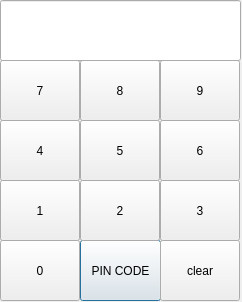
Old version of the form frontend/pincodedll/pincode.ui in the repository JnsRdnp/ATM-Simulator.
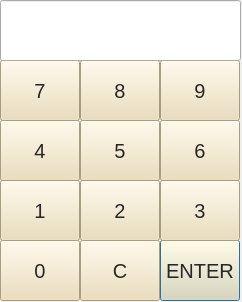
New version of the form.

What changed in the file:
```diff
--- a/frontend/pincodedll/pincode.ui
+++ b/frontend/pincodedll/pincode.ui
@@ -13,17 +13,37 @@
   <property name="windowTitle">
    <string>Dialog</string>
   </property>
+  <property name="styleSheet">
+   <string notr="true">backgroun {
+	background-color: #EBDBB2;
+}</string>
+  </property>
   <widget class="QPushButton" name="btnPin">
    <property name="geometry">
     <rect>
-     <x>80</x>
+     <x>160</x>
      <y>240</y>
-     <width>81</width>
+     <width>80</width>
      <height>61</height>
     </rect>
    </property>
+   <property name="styleSheet">
+    <string notr="true">QPushButton {
+background-color: #EBDBB2;
+font-size:20px;
+color: #282828;
+
+}
+
+QPushButton:hover {
+background: qradialgradient(
+cx: 0.3, cy: -0.4, fx: 0.3, fy: -0.4,
+radius: 1.35, stop: 0 #fff, stop: 1 #bbb
+);
+}</string>
+   </property>
    <property name="text">
-    <string>PIN CODE</string>
+    <string>ENTER</string>
    </property>
   </widget>
   <widget class="QPushButton" name="pushButton_1">
@@ -35,6 +55,21 @@
      <height>61</height>
     </rect>
    </property>
+   <property name="styleSheet">
+    <string notr="true">QPushButton {
+background-color: #EBDBB2;
+font-size:20px;
+color: #282828;
+
+}
+
+QPushButton:hover {
+background: qradialgradient(
+cx: 0.3, cy: -0.4, fx: 0.3, fy: -0.4,
+radius: 1.35, stop: 0 #fff, stop: 1 #bbb
+);
+}</string>
+   </property>
    <property name="text">
     <string>1</string>
    </property>
@@ -48,6 +83,21 @@
      <height>61</height>
     </rect>
    </property>
+   <property name="styleSheet">
+    <string notr="true">QPushButton {
+background-color: #EBDBB2;
+font-size:20px;
+color: #282828;
+
+}
+
+QPushButton:hover {
+background: qradialgradient(
+cx: 0.3, cy: -0.4, fx: 0.3, fy: -0.4,
+radius: 1.35, stop: 0 #fff, stop: 1 #bbb
+);
+}</string>
+   </property>
    <property name="text">
     <string>2</string>
    </property>
@@ -61,6 +111,21 @@
      <height>61</height>
     </rect>
    </property>
+   <property name="styleSheet">
+    <string notr="true">QPushButton {
+background-color: #EBDBB2;
+font-size:20px;
+color: #282828;
+
+}
+
+QPushButton:hover {
+background: qradialgradient(
+cx: 0.3, cy: -0.4, fx: 0.3, fy: -0.4,
+radius: 1.35, stop: 0 #fff, stop: 1 #bbb
+);
+}</string>
+   </property>
    <property name="text">
     <string>3</string>
    </property>
@@ -74,6 +139,21 @@
      <height>61</height>
     </rect>
    </property>
+   <property name="styleSheet">
+    <string notr="true">QPushButton {
+background-color: #EBDBB2;
+font-size:20px;
+color: #282828;
+
+}
+
+QPushButton:hover {
+background: qradialgradient(
+cx: 0.3, cy: -0.4, fx: 0.3, fy: -0.4,
+radius: 1.35, stop: 0 #fff, stop: 1 #bbb
+);
+}</string>
+   </property>
    <property name="text">
     <string>4</string>
    </property>
@@ -87,6 +167,21 @@
      <height>61</height>
     </rect>
    </property>
+   <property name="styleSheet">
+    <string notr="true">QPushButton {
+background-color: #EBDBB2;
+font-size:20px;
+color: #282828;
+
+}
+
+QPushButton:hover {
+background: qradialgradient(
+cx: 0.3, cy: -0.4, fx: 0.3, fy: -0.4,
+radius: 1.35, stop: 0 #fff, stop: 1 #bbb
+);
+}</string>
+   </property>
    <property name="text">
     <string>5</string>
    </property>
@@ -100,6 +195,21 @@
      <height>61</height>
     </rect>
    </property>
+   <property name="styleSheet">
+    <string notr="true">QPushButton {
+background-color: #EBDBB2;
+font-size:20px;
+color: #282828;
+
+}
+
+QPushButton:hover {
+background: qradialgradient(
+cx: 0.3, cy: -0.4, fx: 0.3, fy: -0.4,
+radius: 1.35, stop: 0 #fff, stop: 1 #bbb
+);
+}</string>
+   </property>
    <property name="text">
     <string>6</string>
    </property>
@@ -113,6 +223,21 @@
      <height>61</height>
     </rect>
    </property>
+   <property name="styleSheet">
+    <string notr="true">QPushButton {
+background-color: #EBDBB2;
+font-size:20px;
+color: #282828;
+
+}
+
+QPushButton:hover {
+background: qradialgradient(
+cx: 0.3, cy: -0.4, fx: 0.3, fy: -0.4,
+radius: 1.35, stop: 0 #fff, stop: 1 #bbb
+);
+}</string>
+   </property>
    <property name="text">
     <string>7</string>
    </property>
@@ -126,6 +251,21 @@
      <height>61</height>
     </rect>
    </property>
+   <property name="styleSheet">
+    <string notr="true">QPushButton {
+background-color: #EBDBB2;
+font-size:20px;
+color: #282828;
+
+}
+
+QPushButton:hover {
+background: qradialgradient(
+cx: 0.3, cy: -0.4, fx: 0.3, fy: -0.4,
+radius: 1.35, stop: 0 #fff, stop: 1 #bbb
+);
+}</string>
+   </property>
    <property name="text">
     <string>8</string>
    </property>
@@ -139,6 +279,21 @@
      <height>61</height>
     </rect>
    </property>
+   <property name="styleSheet">
+    <string notr="true">QPushButton {
+background-color: #EBDBB2;
+font-size:20px;
+color: #282828;
+
+}
+
+QPushButton:hover {
+background: qradialgradient(
+cx: 0.3, cy: -0.4, fx: 0.3, fy: -0.4,
+radius: 1.35, stop: 0 #fff, stop: 1 #bbb
+);
+}</string>
+   </property>
    <property name="text">
     <string>9</string>
    </property>
@@ -152,6 +307,21 @@
      <height>61</height>
     </rect>
    </property>
+   <property name="styleSheet">
+    <string notr="true">QPushButton {
+background-color: #EBDBB2;
+font-size:20px;
+color: #282828;
+
+}
+
+QPushButton:hover {
+background: qradialgradient(
+cx: 0.3, cy: -0.4, fx: 0.3, fy: -0.4,
+radius: 1.35, stop: 0 #fff, stop: 1 #bbb
+);
+}</string>
+   </property>
    <property name="text">
     <string>0</string>
    </property>
@@ -159,14 +329,29 @@
   <widget class="QPushButton" name="btnClear">
    <property name="geometry">
     <rect>
-     <x>160</x>
+     <x>80</x>
      <y>240</y>
      <width>80</width>
      <height>61</height>
     </rect>
    </property>
+   <property name="styleSheet">
+    <string notr="true">QPushButton {
+background-color: #EBDBB2;
+font-size:20px;
+color: #282828;
+
+}
+
+QPushButton:hover {
+background: qradialgradient(
+cx: 0.3, cy: -0.4, fx: 0.3, fy: -0.4,
+radius: 1.35, stop: 0 #fff, stop: 1 #bbb
+);
+}</string>
+   </property>
    <property name="text">
-    <string>clear</string>
+    <string>C</string>
    </property>
   </widget>
   <widget class="QLineEdit" name="textPin">
```
Left out of the diff: 6 changed lines with no effect on the pictures.
